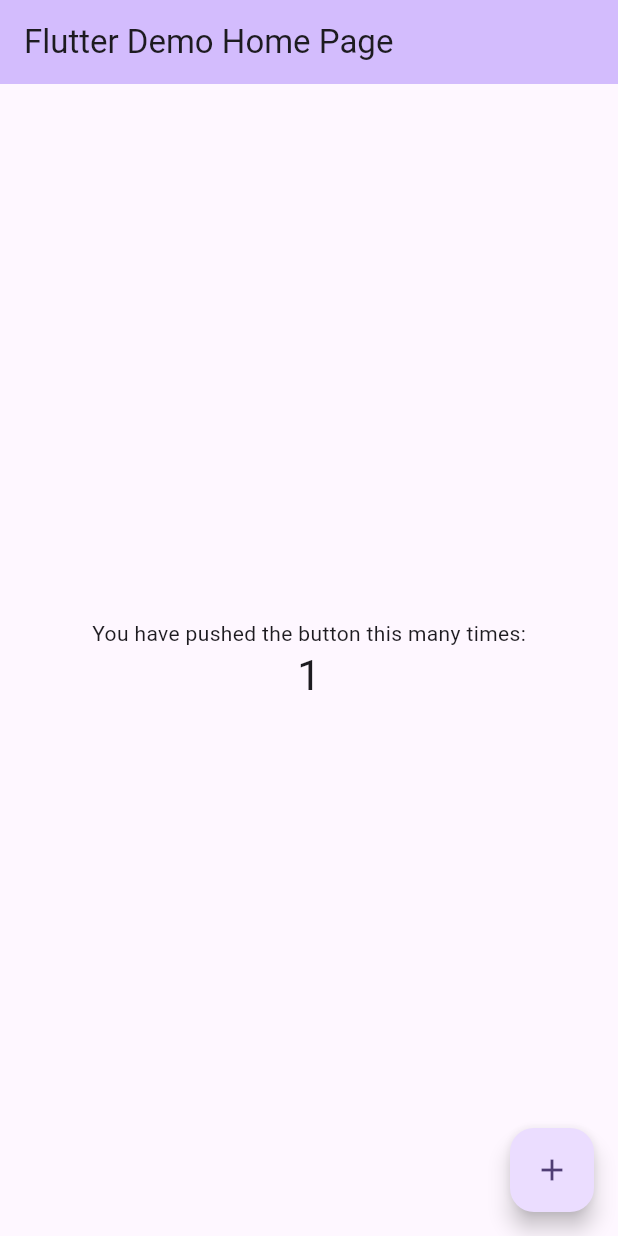
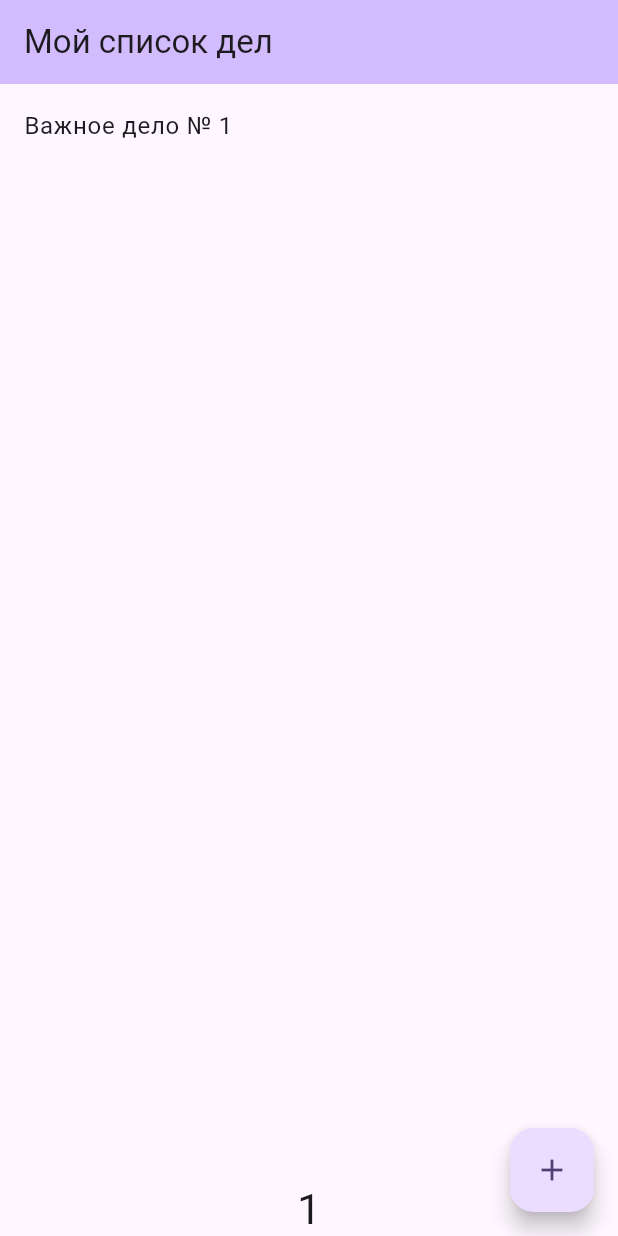
Before and after one commit to aram-aramyan/FlutterToDo, a Flutter app: the MyHomePage screen opened directly, after a tap on the "add" icon, on a phone screen of 412 x 824 dp. Run offline on Flutter 3.47's test engine with Material 3 defaults, Android fonts, the phone set to English and light mode, and no system bars.

Commit message:
the list

```diff
--- a/lib/main.dart
+++ b/lib/main.dart
@@ -11,7 +11,7 @@ class MyApp extends StatelessWidget {
   @override
   Widget build(BuildContext context) {
     return MaterialApp(
-      title: 'Flutter Demo',
+      title: 'Список дел на Flutter',
       theme: ThemeData(
         // This is the theme of your application.
         //
@@ -31,7 +31,7 @@ class MyApp extends StatelessWidget {
         colorScheme: ColorScheme.fromSeed(seedColor: Colors.deepPurple),
         useMaterial3: true,
       ),
-      home: const MyHomePage(title: 'Flutter Demo Home Page'),
+      home: const MyHomePage(title: 'Мой список дел'),
     );
   }
 }
@@ -56,8 +56,10 @@ class MyHomePage extends StatefulWidget {
 
 class _MyHomePageState extends State<MyHomePage> {
   int _counter = 0;
+  //Список дел
+  final List<String> items = [];
 
-  void _incrementCounter() {
+  void _addItem() {
     setState(() {
       // This call to setState tells the Flutter framework that something has
       // changed in this State, which causes it to rerun the build method below
@@ -65,6 +67,8 @@ class _MyHomePageState extends State<MyHomePage> {
       // _counter without calling setState(), then the build method would not be
       // called again, and so nothing would appear to happen.
       _counter++;
+
+      items.add('Важное дело № $_counter');
     });
   }
 
@@ -105,8 +109,23 @@ class _MyHomePageState extends State<MyHomePage> {
           // wireframe for each widget.
           mainAxisAlignment: MainAxisAlignment.center,
           children: <Widget>[
-            const Text(
-              'You have pushed the button this many times:',
+            Expanded(
+              child: ReorderableListView(
+                onReorder: (oldIndex, newIndex) {
+                  if (newIndex > oldIndex) newIndex--;
+                  setState(() {
+                    final item = items.removeAt(oldIndex);
+                    items.insert(newIndex, item);
+                  });
+                },
+                children: [
+                  for (final item in items)
+                    ListTile(
+                      key: ValueKey(item),
+                      title: Text(item),
+                    ),
+                ],
+              ),
             ),
             Text(
               '$_counter',
@@ -116,8 +135,8 @@ class _MyHomePageState extends State<MyHomePage> {
         ),
       ),
       floatingActionButton: FloatingActionButton(
-        onPressed: _incrementCounter,
-        tooltip: 'Increment',
+        onPressed: _addItem,
+        tooltip: 'Добавить задачу',
         child: const Icon(Icons.add),
       ), // This trailing comma makes auto-formatting nicer for build methods.
     );
```
